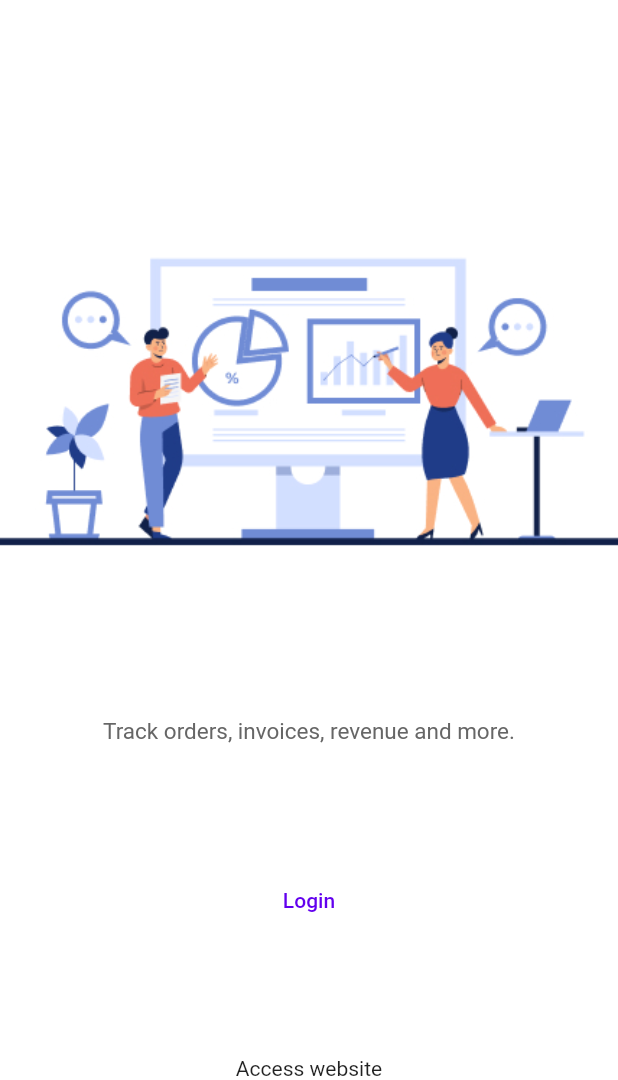
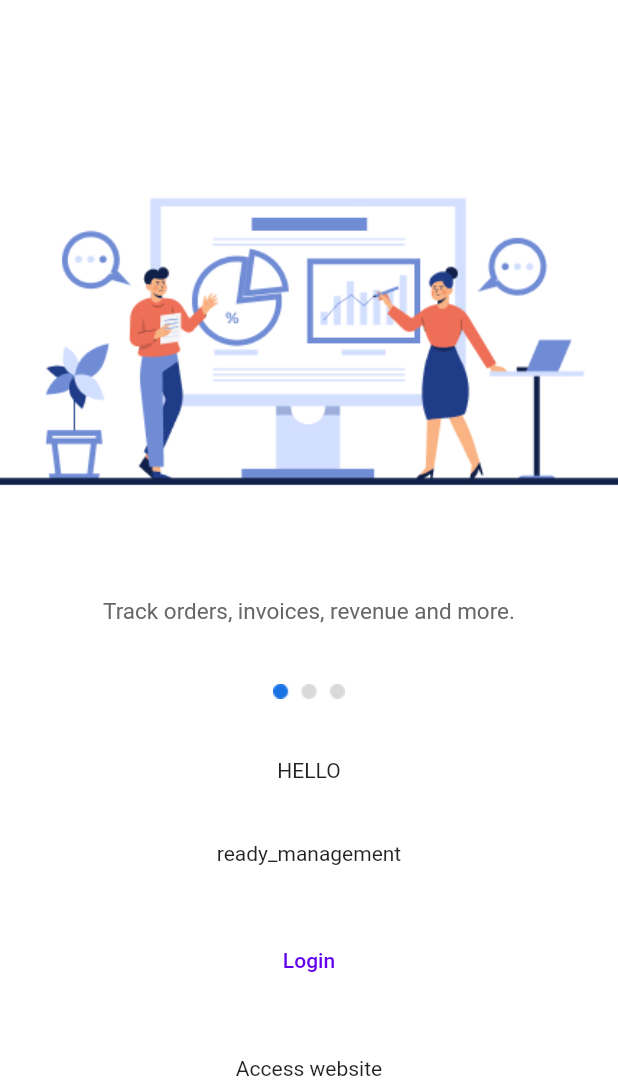
Before and after one commit to Tres0rsHoang/omnichannel_selling_management, a Flutter app: the screen it shows after launch, on a phone screen of 412 x 824 dp, the part 156-1236 px from its top. Run offline on Flutter 3.47's test engine with Material 2 defaults, Android fonts, the phone set to English and light mode, and no system bars; our stand-ins replace easy_localization, flutter_bloc.

Commit message:
update intro

```diff
--- a/lib/assets/translations/vi.json
+++ b/lib/assets/translations/vi.json
@@ -3,5 +3,5 @@
   "intro_1": "Theo dõi thông tin đơn hàng, hoá đơn, doanh thu và hơn thế nữa",
   "login": "Đăng nhập",
   "access_website": "Truy cập website",
-
+  "ready_management": "Sẵn sàng để quản lí hiệu quả hơn?"
 }
--- a/lib/constants/image_assets.dart
+++ b/lib/constants/image_assets.dart
@@ -1,2 +1,4 @@
-const String FULL_LOGO= "lib/assets/images/full_logo.jpg";
-const String INTRO_PIC = "lib/assets/images/intro_pic.jpg";
+const String imagesFolderPath = "lib/assets/images/";
+const String FULL_LOGO= imagesFolderPath + "full_logo.jpg";
+const String INTRO_PIC = imagesFolderPath + "intro_pic.jpg";
+const String INTRO_DOT = imagesFolderPath + "intro_dot.jpg";
--- a/lib/constants/key_translate.dart
+++ b/lib/constants/key_translate.dart
@@ -1,4 +1,7 @@
 const String INTRO_1 = "intro_1";
+const String INTRO_2 = "intro_2";
+const String INTRO_3 = "intro_3";
 const String HELLO = "hello";
 const String LOGIN = "login";
 const String ACCESSWEBSITE = "access_website";
+const String READYMANAGEMENT = "ready_management";
--- a/lib/screens/intro/intro.dart
+++ b/lib/screens/intro/intro.dart
@@ -19,6 +19,9 @@ class Intro extends StatelessWidget {
             ),
             Image.asset(INTRO_PIC),
             Text(INTRO_1.tr(), style: TextStyle(color: Theme.of(context).textTheme.labelMedium?.color, fontSize: 15), textAlign: TextAlign.center,),
+            Image.asset(INTRO_DOT),
+            Text(HELLO.tr()),
+            Text(READYMANAGEMENT.tr()),
             TextButton(onPressed: () {}, child: Text(LOGIN.tr())),
             Text(ACCESSWEBSITE.tr()),
           ]
```
Also changed, not shown: lib/assets/images/intro_dot.jpg (added).
